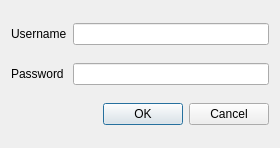
Qt form PlaylistQt/loginspotify.ui (celsolrc/SpotifyPlayListQt) before a commit.
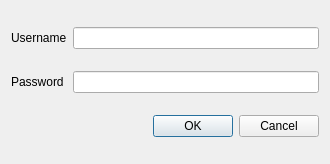
The same form after that commit.

Commit message: Organizando o layout das telas

```diff
--- a/PlaylistQt/loginspotify.ui
+++ b/PlaylistQt/loginspotify.ui
@@ -6,8 +6,8 @@
    <rect>
     <x>0</x>
     <y>0</y>
-    <width>280</width>
-    <height>148</height>
+    <width>330</width>
+    <height>164</height>
    </rect>
   </property>
   <property name="sizePolicy">
```
The commit also changes 2 other files.
